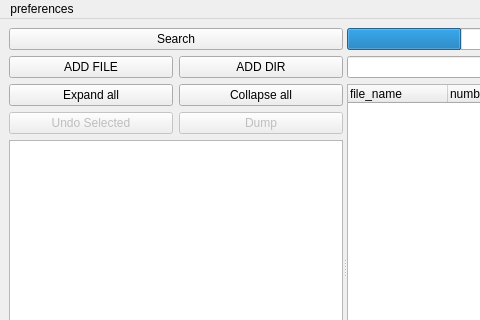
Before: the Qt Designer form substring_window/MainWindow1.ui in Timoniche/FileUtilities, drawn with Qt 5; both pictures show x 0 to 480 and y 0 to 320 of the 833 by 536 pixel window.
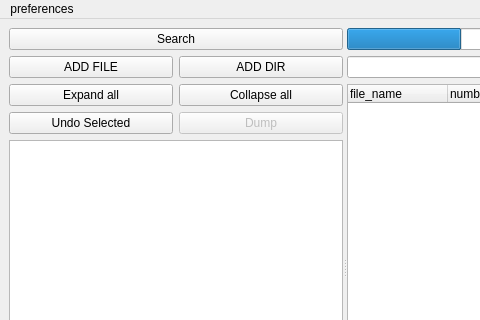
After: the same form once the commit is applied.

What changed in the file:
```diff
--- a/substring_window/MainWindow1.ui
+++ b/substring_window/MainWindow1.ui
@@ -62,7 +62,7 @@
           <item row="2" column="0">
            <widget class="QPushButton" name="undoButton">
             <property name="enabled">
-             <bool>false</bool>
+             <bool>true</bool>
             </property>
             <property name="text">
              <string>Undo Selected</string>
```
